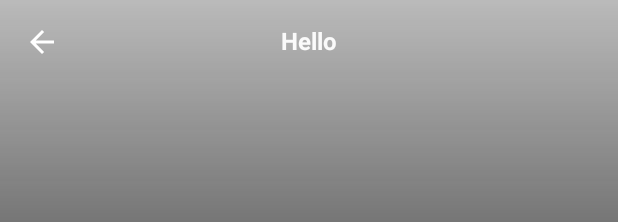
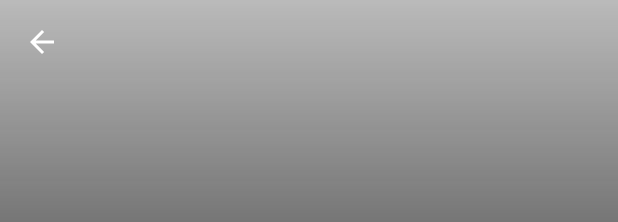
Before and after one commit to JohnUgwuadi/Key-and-Tempo-for-Spotify, an Android app: the layout artist.xml on its own in the app's theme, with its tools: preview values and no code run, on a phone screen of 412 x 824 dp. Shown: the top 222 px of the screen. Run offline under Robolectric (Android 15) with nearby library versions, the phone set to English and light mode, and no system bars; plain views replace EpoxyRecyclerView.

Commit message:
File cleanup.

```diff
--- a/app/src/main/res/layout/artist.xml
+++ b/app/src/main/res/layout/artist.xml
@@ -60,7 +60,6 @@
                 android:id="@+id/toolbar_title"
                 android:layout_width="wrap_content"
                 android:layout_height="wrap_content"
-                android:text="Hello"
                 android:textSize="16sp"
                 android:textStyle="bold"
                 android:ellipsize="end"
```
